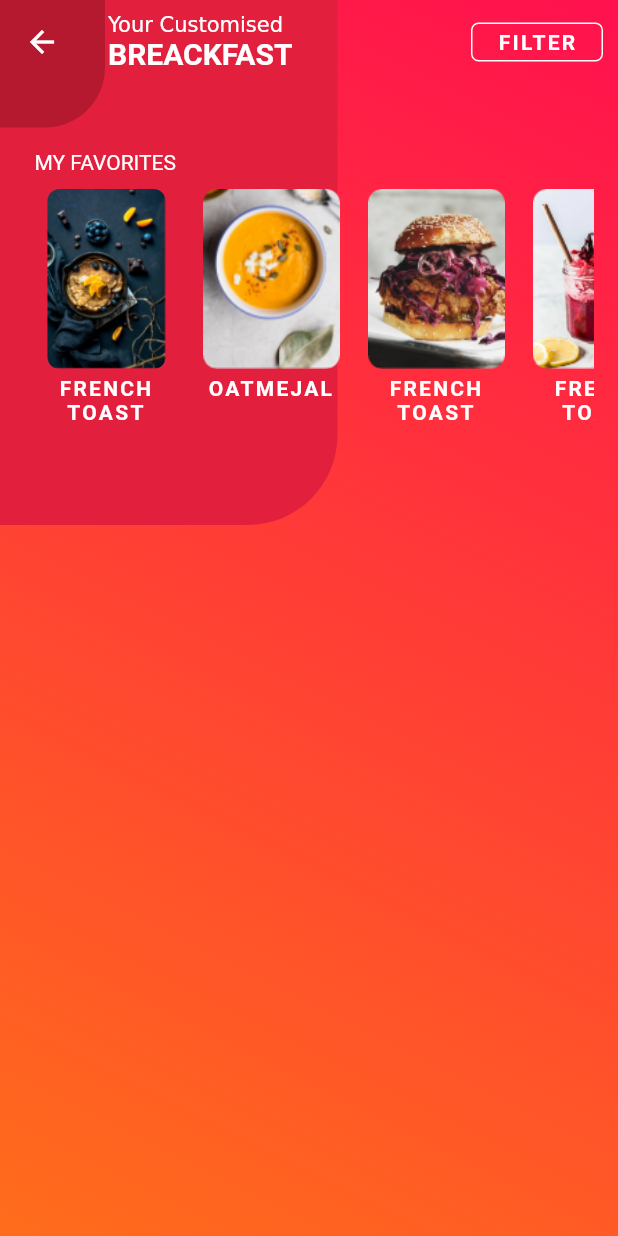
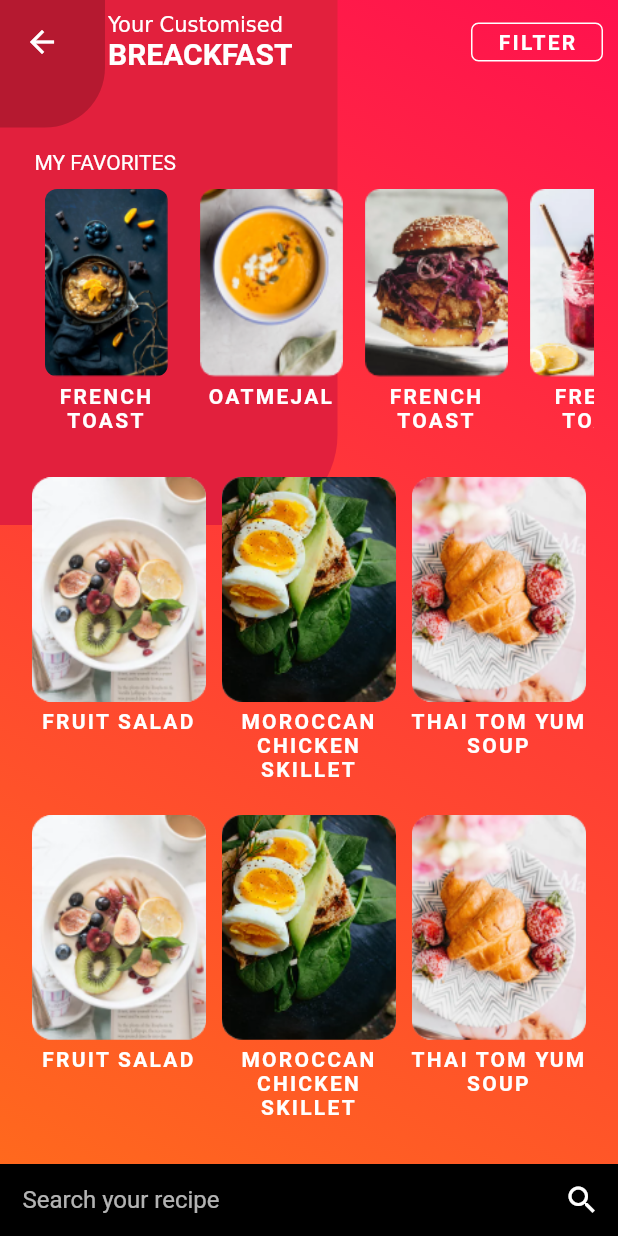
Before and after one commit to edalvb/recipe, a Flutter app: the BreackfastPage screen opened by its route, on a phone screen of 412 x 824 dp. Run offline on Flutter 3.47's test engine with Material 2 defaults, Android fonts, the phone set to English and light mode, and no system bars.

Commit message:
Segunda pantalla 3 de 3

```diff
--- a/lib/ui/pages/breackfast_page.dart
+++ b/lib/ui/pages/breackfast_page.dart
@@ -1,7 +1,13 @@
 import 'package:flutter/material.dart';
 import 'package:recipe/ui/components/border_button.dart';
 
-class BreackfastPage extends StatelessWidget {
+class BreackfastPage extends StatefulWidget {
+  @override
+  _BreackfastPageState createState() => _BreackfastPageState();
+}
+
+class _BreackfastPageState extends State<BreackfastPage> {
+  String searchWord = "";
   @override
   Widget build(BuildContext context) {
     return Scaffold(
@@ -77,39 +83,125 @@ class BreackfastPage extends StatelessWidget {
                   child: Row(
                     crossAxisAlignment: CrossAxisAlignment.start,
                     children: [
-                      FavoriteWidget( text: "FRENCH TOAST", assetPath: "assets/images/favorites/favorite1.png"),
-                      FavoriteWidget( text: "OATMEJAL", assetPath: "assets/images/favorites/Bitmap-9.png"),
-                      FavoriteWidget( text: "FRENCH TOAST", assetPath: "assets/images/favorites/Bitmap-4.png"),
-                      FavoriteWidget( text: "FRENCH TOAST", assetPath: "assets/images/favorites/Bitmap-3.png"),
-                      FavoriteWidget( text: "FRENCH TOAST", assetPath: "assets/images/favorites/favorite1.png"),
+                      FavoriteWidget(
+                        text: "FRENCH TOAST",
+                        assetPath: "assets/images/favorites/favorite1.png",
+                        onTap: () {
+                          print("hola");
+                        },
+                      ),
+                      FavoriteWidget(
+                          text: "OATMEJAL",
+                          assetPath: "assets/images/favorites/Bitmap-9.png"),
+                      FavoriteWidget(
+                          text: "FRENCH TOAST",
+                          assetPath: "assets/images/favorites/Bitmap-4.png"),
+                      FavoriteWidget(
+                          text: "FRENCH TOAST",
+                          assetPath: "assets/images/favorites/Bitmap-3.png"),
+                      FavoriteWidget(
+                          text: "FRENCH TOAST",
+                          assetPath: "assets/images/favorites/favorite1.png"),
                     ],
                   ),
+                ),
+                SizedBox(height: 30),
+                GridView.count(
+                  crossAxisCount: 3,
+                  shrinkWrap: true,
+                  childAspectRatio: 9 / 16,
+                  physics: ClampingScrollPhysics(),
+                  children: [
+                    FavoriteWidget(
+                      text: "FRUIT SALAD",
+                      assetPath: "assets/images/favorites/Bitmap-1.png",
+                      onTap: () {
+                        print("hola");
+                      },
+                      height: 150,
+                      width: 125,
+                    ),
+                    FavoriteWidget(
+                      text: "MOROCCAN CHICKEN SKILLET",
+                      assetPath: "assets/images/favorites/Bitmap-2.png",
+                      height: 150,
+                      width: 125,
+                    ),
+                    FavoriteWidget(
+                      text: "THAI TOM YUM SOUP",
+                      assetPath: "assets/images/favorites/Bitmap-10.png",
+                      height: 150,
+                      width: 125,
+                    ),
+                    FavoriteWidget(
+                      text: "FRUIT SALAD",
+                      assetPath: "assets/images/favorites/Bitmap-1.png",
+                      onTap: () {
+                        print("hola");
+                      },
+                      height: 150,
+                      width: 125,
+                    ),
+                    FavoriteWidget(
+                      text: "MOROCCAN CHICKEN SKILLET",
+                      assetPath: "assets/images/favorites/Bitmap-2.png",
+                      height: 150,
+                      width: 125,
+                    ),
+                    FavoriteWidget(
+                      text: "THAI TOM YUM SOUP",
+                      assetPath: "assets/images/favorites/Bitmap-10.png",
+                      height: 150,
+                      width: 125,
+                    ),
+                  ],
                 )
               ],
             ),
-          )
+          ),
+          Align(
+            alignment: Alignment.bottomCenter,
+            child: MyButtomSheet(
+              defaultValue: this.searchWord,
+              searchCallBack: _requestSearch,
+            ),
+          ),
         ],
       ),
     );
   }
+
+  _requestSearch(String word) {
+    print(word);
+  }
 }
 
 class FavoriteWidget extends StatelessWidget {
-  String assetPath;
-  String text;
+  final String assetPath;
+  final String text;
+  final VoidCallback onTap;
+  final double height;
+  final double width;
 
-  FavoriteWidget({this.assetPath, this.text});
+  FavoriteWidget({
+    this.assetPath,
+    this.text,
+    this.onTap,
+    this.height = 125,
+    this.width = 110,
+  });
 
   @override
   Widget build(BuildContext context) {
     return InkWell(
+      onTap: this.onTap,
       child: SizedBox(
-        width: 110,
+        width: this.width,
         child: Column(
           children: [
             ClipRRect(
               borderRadius: BorderRadius.circular(8),
-              child: Image.asset(assetPath, height: 120),
+              child: Image.asset(assetPath, height: this.height),
             ),
             SizedBox(height: 5),
             Text(
@@ -123,3 +215,47 @@ class FavoriteWidget extends StatelessWidget {
     );
   }
 }
+
+typedef SearchCallBack = Function(String word);
+
+class MyButtomSheet extends StatelessWidget {
+  TextEditingController searchController;
+  final SearchCallBack searchCallBack;
+
+  MyButtomSheet({String defaultValue = "", this.searchCallBack}) {
+    searchController = TextEditingController(text: defaultValue);
+  }
+
+  @override
+  Widget build(BuildContext context) {
+    return Container(
+      color: Colors.black,
+      child: Padding(
+        padding: const EdgeInsets.only(left: 15),
+        child: Row(
+          children: [
+            Expanded(
+              child: TextField(
+                controller: this.searchController,
+                style: TextStyle(color: Colors.white),
+                decoration: InputDecoration(
+                    hintText: "Search your recipe",
+                    hintStyle: TextStyle(color: Colors.white70)),
+              ),
+            ),
+            IconButton(
+                icon: Icon(
+                  Icons.search,
+                  color: Colors.white,
+                ),
+                onPressed: OnSearchPressed)
+          ],
+        ),
+      ),
+    );
+  }
+
+  void OnSearchPressed() {
+    this.searchCallBack(this.searchController.text);
+  }
+}
```
